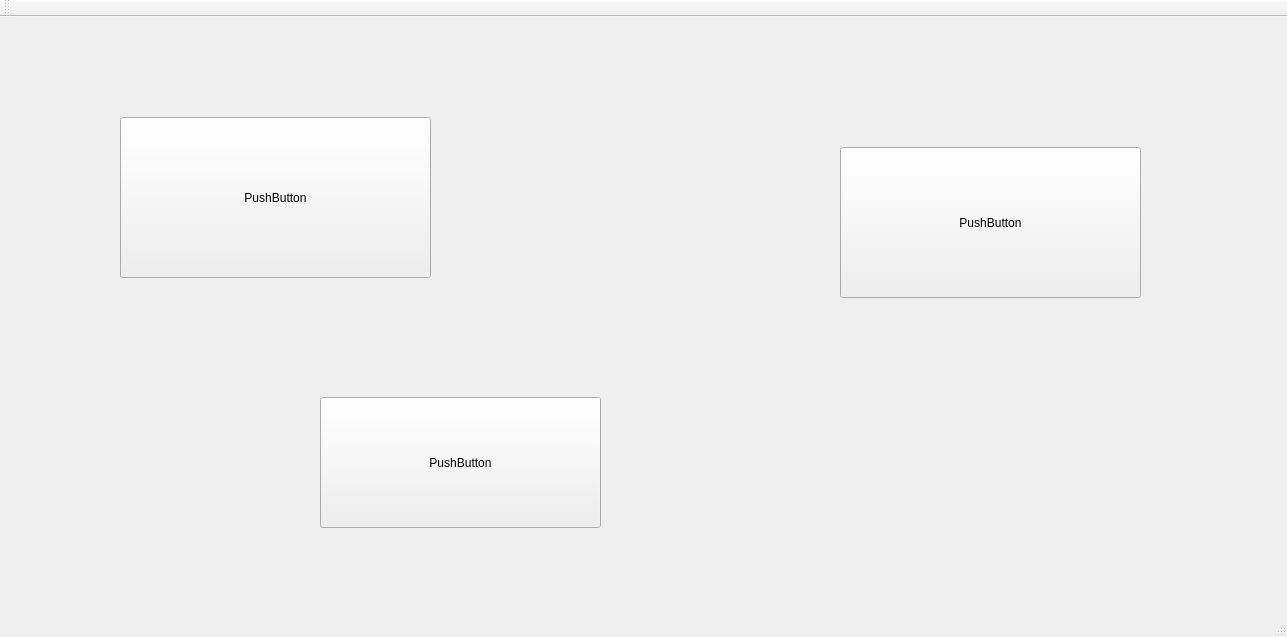
The window that HCI/mainwindow.ui (NohaWong/HCI_eyetracker) describes before a commit, drawn with Qt 5.
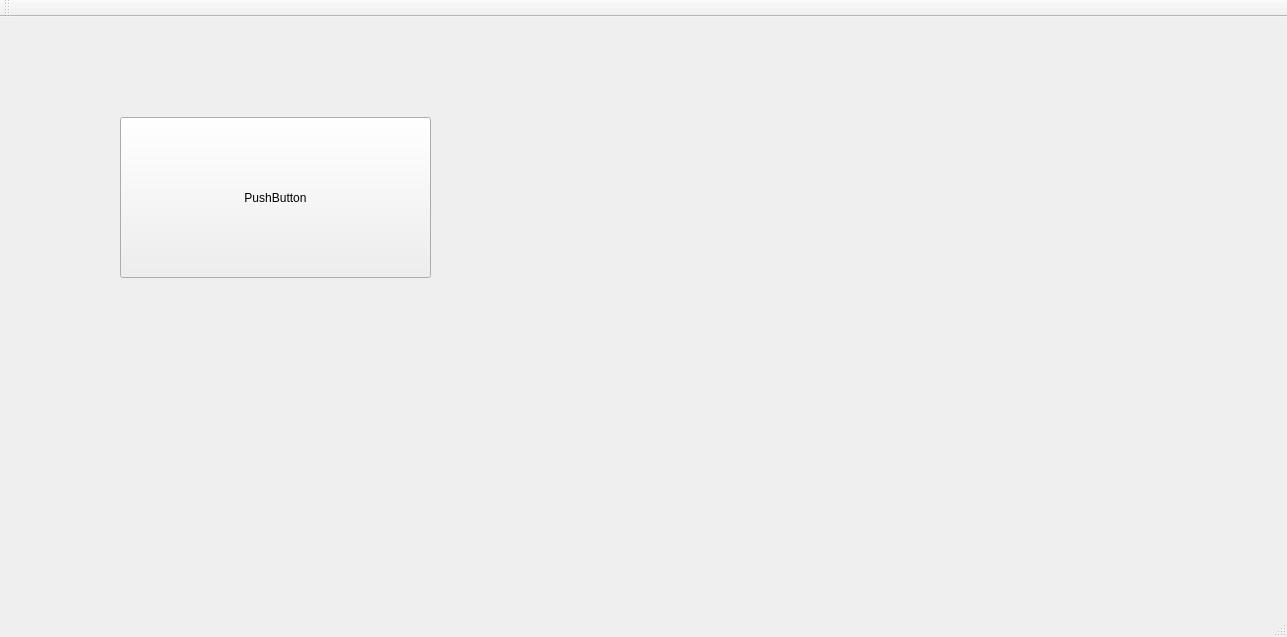
The same window after the commit.

What changed in the file:
```diff
--- a/HCI/mainwindow.ui
+++ b/HCI/mainwindow.ui
@@ -27,32 +27,6 @@
      <string>PushButton</string>
     </property>
    </widget>
-   <widget class="QPushButton" name="pushButton_2">
-    <property name="geometry">
-     <rect>
-      <x>840</x>
-      <y>130</y>
-      <width>301</width>
-      <height>151</height>
-     </rect>
-    </property>
-    <property name="text">
-     <string>PushButton</string>
-    </property>
-   </widget>
-   <widget class="QPushButton" name="pushButton_3">
-    <property name="geometry">
-     <rect>
-      <x>320</x>
-      <y>380</y>
-      <width>281</width>
-      <height>131</height>
-     </rect>
-    </property>
-    <property name="text">
-     <string>PushButton</string>
-    </property>
-   </widget>
   </widget>
   <widget class="QMenuBar" name="menuBar">
    <property name="geometry">
```
